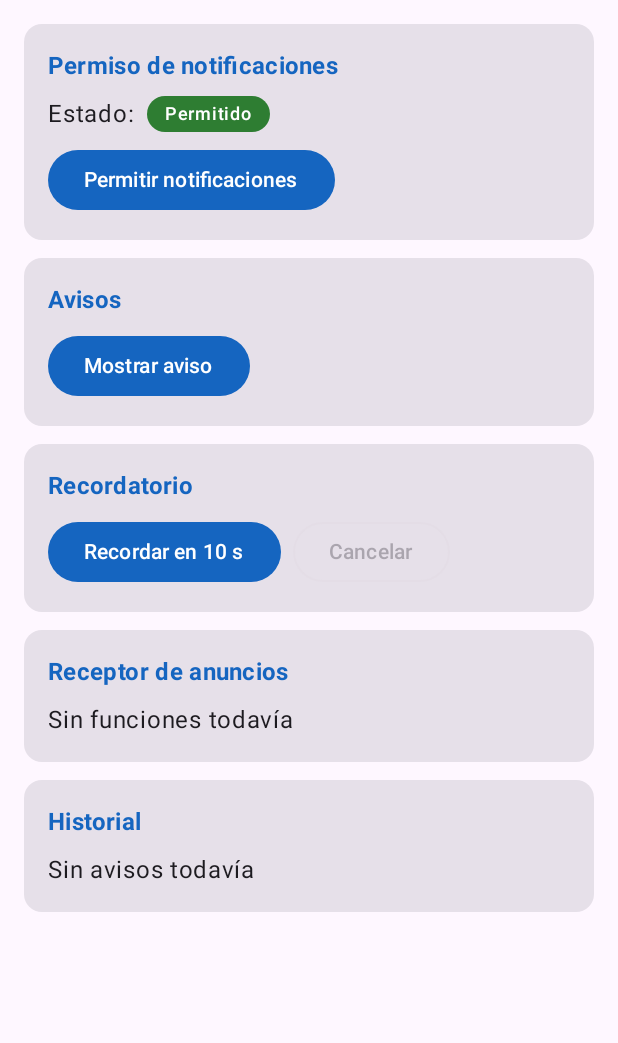
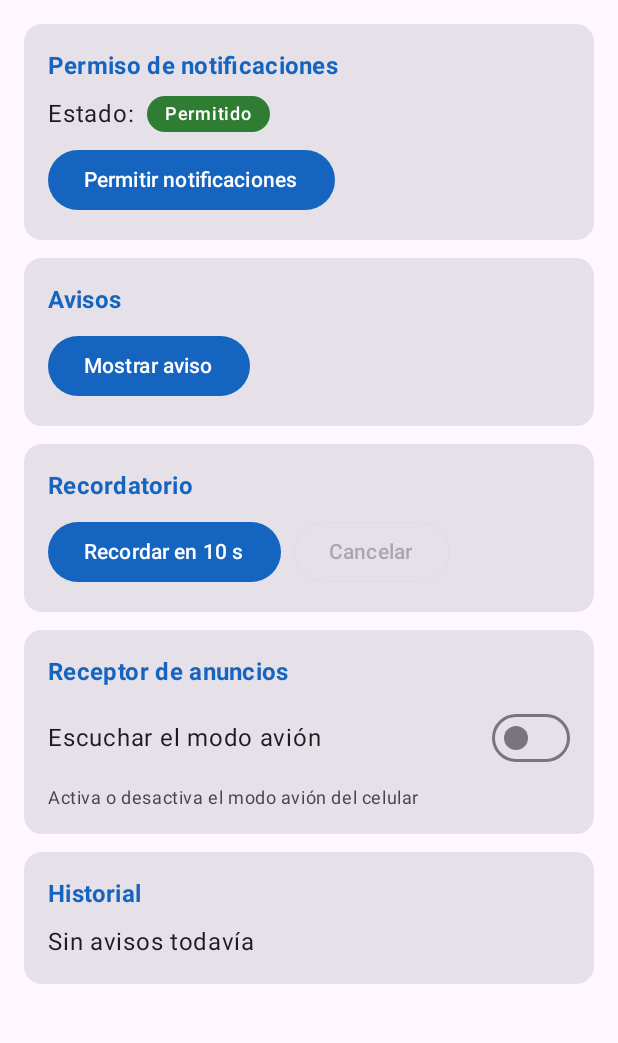
Before and after one commit to faridchz16/AvisosCampus, an Android app built with Jetpack Compose: the screen it shows after launch (MainActivity), on a phone screen of 412 x 824 dp, the part 96-1139 px from its top. Run offline under Robolectric (Android 15) with nearby library versions, the phone set to English and light mode, and no system bars.

Commit message:
feat(receptor): escucha el modo avion con BroadcastReceiver

```diff
--- a/app/src/main/java/com/chavez/avisoscampus/ui/PantallaAvisos.kt
+++ b/app/src/main/java/com/chavez/avisoscampus/ui/PantallaAvisos.kt
@@ -1,6 +1,8 @@
 package com.chavez.avisoscampus.ui
 
 import android.Manifest
+import android.content.Intent
+import android.content.IntentFilter
 import android.os.Build
 import androidx.activity.compose.rememberLauncherForActivityResult
 import androidx.activity.result.contract.ActivityResultContracts
@@ -21,10 +23,12 @@ import androidx.compose.material3.MaterialTheme
 import androidx.compose.material3.OutlinedButton
 import androidx.compose.material3.Scaffold
 import androidx.compose.material3.Surface
+import androidx.compose.material3.Switch
 import androidx.compose.material3.Text
 import androidx.compose.material3.TopAppBar
 import androidx.compose.material3.TopAppBarDefaults
 import androidx.compose.runtime.Composable
+import androidx.compose.runtime.DisposableEffect
 import androidx.compose.runtime.LaunchedEffect
 import androidx.compose.runtime.collectAsState
 import androidx.compose.runtime.getValue
@@ -34,8 +38,10 @@ import androidx.compose.ui.graphics.Color
 import androidx.compose.ui.platform.LocalContext
 import androidx.compose.ui.text.font.FontWeight
 import androidx.compose.ui.unit.dp
+import androidx.core.content.ContextCompat
 import com.chavez.avisoscampus.model.PermisoUi
 import com.chavez.avisoscampus.notificacion.Notificador
+import com.chavez.avisoscampus.receiver.ModoAvionReceiver
 import com.chavez.avisoscampus.ui.theme.Gris
 import com.chavez.avisoscampus.ui.theme.Rojo
 import com.chavez.avisoscampus.ui.theme.Verde
@@ -47,6 +53,7 @@ fun PantallaAvisos(vm: AvisosViewModel) {
     val contexto = LocalContext.current
     val permiso by vm.permiso.collectAsState()
     val faltan by vm.faltan.collectAsState()
+    val escuchando by vm.escuchandoAvion.collectAsState()
 
     val lanzador = rememberLauncherForActivityResult(
         ActivityResultContracts.RequestPermission()
@@ -63,6 +70,25 @@ fun PantallaAvisos(vm: AvisosViewModel) {
     LaunchedEffect(Unit) {
         vm.eventos.collect { aviso ->
             Notificador.mostrar(contexto, aviso)
+        }
+    }
+
+    DisposableEffect(escuchando) {
+        if (escuchando) {
+            val receptor = ModoAvionReceiver { activo ->
+                vm.alCambiarModoAvion(activo)
+            }
+            ContextCompat.registerReceiver(
+                contexto,
+                receptor,
+                IntentFilter(Intent.ACTION_AIRPLANE_MODE_CHANGED),
+                ContextCompat.RECEIVER_NOT_EXPORTED
+            )
+            onDispose {
+                contexto.unregisterReceiver(receptor)
+            }
+        } else {
+            onDispose { }
         }
     }
 
@@ -131,7 +157,24 @@ fun PantallaAvisos(vm: AvisosViewModel) {
                 }
             }
             TarjetaSeccion("Receptor de anuncios") {
-                Text("Sin funciones todavía")
+                Row(
+                    modifier = Modifier.fillMaxWidth(),
+                    verticalAlignment = Alignment.CenterVertically
+                ) {
+                    Text(
+                        text = "Escuchar el modo avión",
+                        modifier = Modifier.weight(1f)
+                    )
+                    Switch(
+                        checked = escuchando,
+                        onCheckedChange = { vm.cambiarEscucha(it) }
+                    )
+                }
+                Text(
+                    text = "Activa o desactiva el modo avión del celular",
+                    style = MaterialTheme.typography.bodySmall,
+                    color = MaterialTheme.colorScheme.onSurfaceVariant
+                )
             }
             TarjetaSeccion("Historial") {
                 Text("Sin avisos todavía")
```
Also changed, not shown: app/src/main/java/com/chavez/avisoscampus/receiver/ModoAvionReceiver.kt (added, +14 -0 lines), app/src/main/java/com/chavez/avisoscampus/viewmodel/AvisosViewModel.kt (+15 -0 lines).
